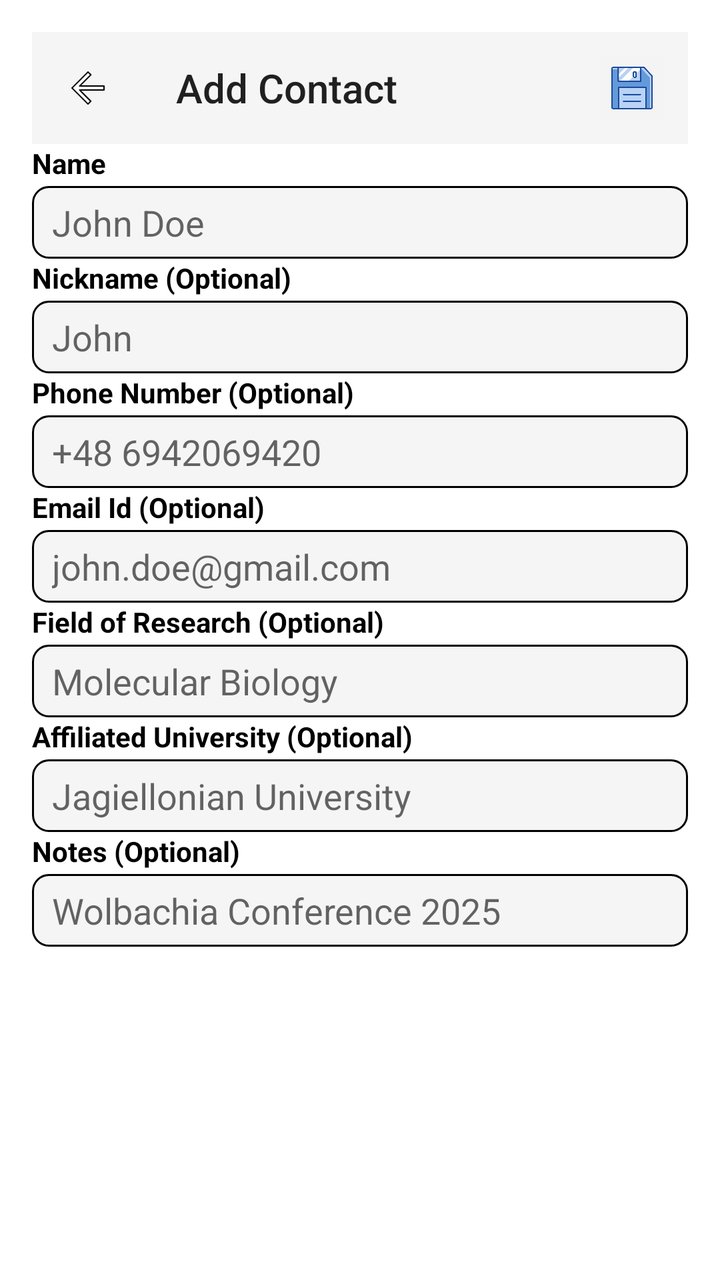
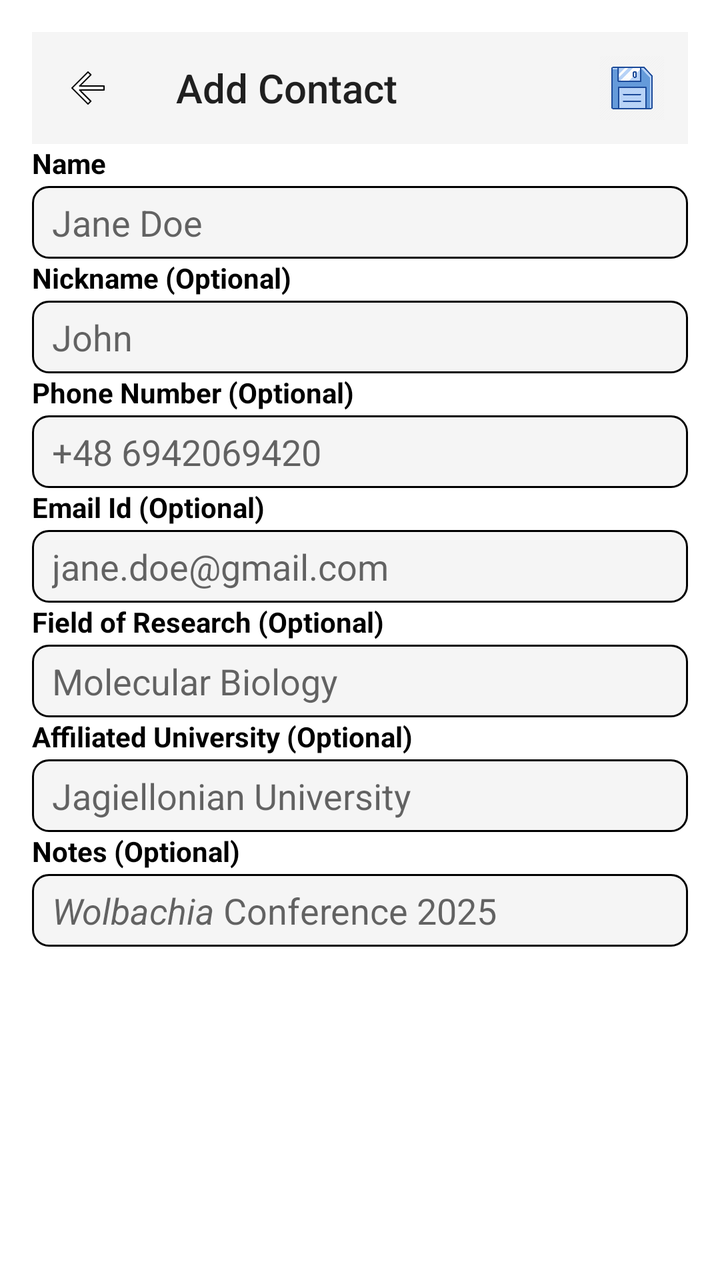

Two renders of the same Android screen: before a commit and after it. Below are the layout's source before the change and the commit's diff.
<!-- AndroidManifest.xml: application theme AppTheme -->
<!-- res/layout/activity_contact_entry.xml -->
<?xml version="1.0" encoding="utf-8"?>
<LinearLayout xmlns:android="http://schemas.android.com/apk/res/android"
    android:layout_width="match_parent"
    android:layout_height="match_parent"
    xmlns:app="http://schemas.android.com/apk/res-auto"
    android:orientation="vertical"
    android:padding="16dp"
    android:background="@color/white">

    <androidx.appcompat.widget.Toolbar
        android:id="@+id/contactEntryToolbar"
        android:layout_width="match_parent"
        android:layout_height="?attr/actionBarSize"
        android:background="?attr/colorPrimary"
        android:theme="@style/ThemeOverlay.AppCompat.ActionBar"
        app:title="Add Contact"
        app:titleTextAppearance="@style/TextAppearance.AppCompat.Widget.ActionBar.Title"
        app:popupTheme="@style/ThemeOverlay.AppCompat.Light"
        app:navigationIcon="@drawable/ic_back_arrow"
        app:menu="@menu/contact_entry_menu"/>

    <TextView
        android:layout_width="wrap_content"
        android:layout_height="wrap_content"
        android:text="Name"
        android:textColor="@color/black"
        android:textStyle="bold"
        android:textSize="14sp"
        android:layout_marginBottom="2dp"/>

    <EditText
        android:id="@+id/et_name"
        android:layout_width="match_parent"
        android:layout_height="wrap_content"
        android:hint="John Doe"
        android:background="@drawable/edit_text_bg"
        android:paddingTop="6dp"
        android:paddingBottom="6dp"/>

    <TextView
        android:layout_width="wrap_content"
        android:layout_height="wrap_content"
        android:text="Nickname (Optional)"
        android:textColor="@color/black"
        android:textStyle="bold"
        android:textSize="14sp"
        android:layout_marginBottom="2dp"/>

    <EditText
        android:id="@+id/et_nickname"
        android:layout_width="match_parent"
        android:layout_height="wrap_content"
        android:hint="John"
        android:background="@drawable/edit_text_bg"
        android:paddingTop="6dp"
        android:paddingBottom="6dp"/>

    <TextView
        android:layout_width="wrap_content"
        android:layout_height="wrap_content"
        android:text="Phone Number (Optional)"
        android:textColor="@color/black"
        android:textStyle="bold"
        android:textSize="14sp"
        android:layout_marginBottom="2dp"/>

    <EditText
        android:id="@+id/et_phone"
        android:layout_width="match_parent"
        android:layout_height="wrap_content"
        android:hint="+48 6942069420"
        android:inputType="phone"
        android:background="@drawable/edit_text_bg"
        android:paddingTop="6dp"
        android:paddingBottom="6dp"/>

    <TextView
        android:layout_width="wrap_content"
        android:layout_height="wrap_content"
        android:text="Email Id (Optional)"
        android:textColor="@color/black"
        android:textStyle="bold"
        android:textSize="14sp"
        android:layout_marginBottom="2dp"/>

    <EditText
        android:id="@+id/et_email"
        android:layout_width="match_parent"
        android:layout_height="wrap_content"
        android:hint="john.doe@gmail.com"
        android:inputType="textEmailAddress"
        android:background="@drawable/edit_text_bg"
        android:paddingTop="6dp"
        android:paddingBottom="6dp"/>

    <TextView
        android:layout_width="wrap_content"
        android:layout_height="wrap_content"
        android:text="Field of Research (Optional)"
        android:textColor="@color/black"
        android:textStyle="bold"
        android:textSize="14sp"
        android:layout_marginBottom="2dp"/>

    <EditText
        android:id="@+id/et_field"
        android:layout_width="match_parent"
        android:layout_height="wrap_content"
        android:hint="Molecular Biology"
        android:background="@drawable/edit_text_bg"
        android:paddingTop="6dp"
        android:paddingBottom="6dp"/>

    <TextView
        android:layout_width="wrap_content"
        android:layout_height="wrap_content"
        android:text="Affiliated University (Optional)"
        android:textColor="@color/black"
        android:textStyle="bold"
        android:textSize="14sp"
        android:layout_marginBottom="2dp"/>

    <EditText
        android:id="@+id/et_university"
        android:layout_width="match_parent"
        android:layout_height="wrap_content"
        android:hint="Jagiellonian University"
        android:background="@drawable/edit_text_bg"
        android:paddingTop="6dp"
        android:paddingBottom="6dp"/>

    <TextView
        android:layout_width="wrap_content"
        android:layout_height="wrap_content"
        android:text="Notes (Optional)"
        android:textColor="@color/black"
        android:textStyle="bold"
        android:textSize="14sp"
        android:layout_marginBottom="2dp"/>

    <EditText
        android:id="@+id/et_notes"
        android:layout_width="match_parent"
        android:layout_height="wrap_content"
        android:hint="Wolbachia Conference 2025"
        android:background="@drawable/edit_text_bg"
        android:paddingTop="6dp"
        android:paddingBottom="6dp"/>

</LinearLayout>
<!-- resources referenced by this layout -->
<resources>
  <color name="black">#FF000000</color>
  <color name="white">#FFFFFFFF</color>
  <!-- drawable edit_text_bg (drawable) -->
  <?xml version="1.0" encoding="utf-8"?>
  <shape xmlns:android="http://schemas.android.com/apk/res/android"
      android:shape="rectangle">
  
      
      <solid android:color="@color/light_gray" />
  
      
      <stroke android:width="1dp" android:color="@color/black" />
  
      
      <corners android:radius="8dp" />
  
      
      <padding android:left="10dp" android:right="10dp" />
  </shape>
  <!-- drawable ic_back_arrow (drawable) -->
  <?xml version="1.0" encoding="utf-8"?>
  <vector xmlns:android="http://schemas.android.com/apk/res/android"
      android:width="24dp"
      android:height="24dp"
      android:viewportWidth="24"
      android:viewportHeight="24">
  
      <path
          android:fillColor="@android:color/white"
          android:strokeColor="@android:color/black"
          android:strokeWidth="0.7"
          android:strokeLineJoin="round"
          android:strokeLineCap="round"
          android:pathData="M20,11H7.83L13.42,5.41L12,4L4,12L12,20L13.41,18.59L7.83,13H20V11Z"/>
  </vector>
  <style name="AppTheme" parent="Theme.AppCompat.Light.NoActionBar">
          
          <item name="windowActionBar">false</item>
          <item name="windowNoTitle">true</item>
      </style>
  <color name="light_gray">#F5F5F5</color>
</resources>

<!-- the commit's change to res/layout/activity_contact_entry.xml (unified diff, before → after) -->
@@ -32,7 +32,8 @@
         android:id="@+id/et_name"
         android:layout_width="match_parent"
         android:layout_height="wrap_content"
-        android:hint="John Doe"
+        android:hint="Jane Doe"
+        android:textColor="@color/very_light_gray"
         android:background="@drawable/edit_text_bg"
         android:paddingTop="6dp"
         android:paddingBottom="6dp"/>
@@ -51,6 +52,7 @@
         android:layout_width="match_parent"
         android:layout_height="wrap_content"
         android:hint="John"
+        android:textColor="@color/very_light_gray"
         android:background="@drawable/edit_text_bg"
         android:paddingTop="6dp"
         android:paddingBottom="6dp"/>
@@ -70,6 +72,7 @@
         android:layout_height="wrap_content"
         android:hint="+48 6942069420"
         android:inputType="phone"
+        android:textColor="@color/very_light_gray"
         android:background="@drawable/edit_text_bg"
         android:paddingTop="6dp"
         android:paddingBottom="6dp"/>
@@ -87,8 +90,9 @@
         android:id="@+id/et_email"
         android:layout_width="match_parent"
         android:layout_height="wrap_content"
-        android:hint="john.doe@gmail.com"
+        android:hint="jane.doe@gmail.com"
         android:inputType="textEmailAddress"
+        android:textColor="@color/very_light_gray"
         android:background="@drawable/edit_text_bg"
         android:paddingTop="6dp"
         android:paddingBottom="6dp"/>
@@ -107,6 +111,7 @@
         android:layout_width="match_parent"
         android:layout_height="wrap_content"
         android:hint="Molecular Biology"
+        android:textColor="@color/very_light_gray"
         android:background="@drawable/edit_text_bg"
         android:paddingTop="6dp"
         android:paddingBottom="6dp"/>
@@ -125,6 +130,7 @@
         android:layout_width="match_parent"
         android:layout_height="wrap_content"
         android:hint="Jagiellonian University"
+        android:textColor="@color/very_light_gray"
         android:background="@drawable/edit_text_bg"
         android:paddingTop="6dp"
         android:paddingBottom="6dp"/>
@@ -142,7 +148,8 @@
         android:id="@+id/et_notes"
         android:layout_width="match_parent"
         android:layout_height="wrap_content"
-        android:hint="Wolbachia Conference 2025"
+        android:hint="@string/conference_info"
+        android:textColor="@color/very_light_gray"
         android:background="@drawable/edit_text_bg"
         android:paddingTop="6dp"
         android:paddingBottom="6dp"/>
<!-- resource entries referenced after the edit -->
@@ -1,6 +1,7 @@
 <!-- resources referenced by this layout -->
 <resources>
   <color name="black">#FF000000</color>
+  <color name="very_light_gray">#E0E0E0</color>
   <color name="white">#FFFFFFFF</color>
   <!-- drawable edit_text_bg (drawable) -->
   <?xml version="1.0" encoding="utf-8"?>
@@ -35,6 +36,7 @@
           android:strokeLineCap="round"
           android:pathData="M20,11H7.83L13.42,5.41L12,4L4,12L12,20L13.41,18.59L7.83,13H20V11Z"/>
   </vector>
+  <string name="conference_info"><i>Wolbachia</i> Conference 2025</string>
   <style name="AppTheme" parent="Theme.AppCompat.Light.NoActionBar">
           
           <item name="windowActionBar">false</item>
